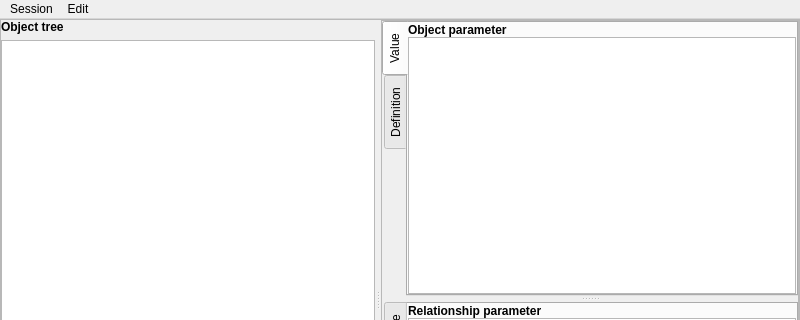
Above: spinetoolbox/ui/data_store_form.ui from spine-tools/Spine-Toolbox before the change; both pictures show x 0 to 800 and y 0 to 320 of the 800 by 600 pixel window. Below: the same form after it.
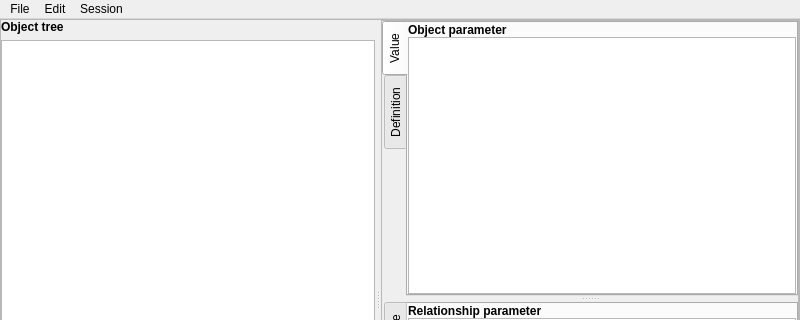
That is the form after the change. Custom widgets are drawn as their Qt base class.

Commit message: Issues #109 and #131 updated: Add import action to DataStoreForm, allows to import a datapackage.json into the DB. Also disconnect signals that automatically scroll views after insertion.

Patch:
```diff
--- a/spinetoolbox/ui/data_store_form.ui
+++ b/spinetoolbox/ui/data_store_form.ui
@@ -469,7 +469,7 @@
    <property name="nativeMenuBar">
     <bool>false</bool>
    </property>
-   <widget class="QMenu" name="menuFile">
+   <widget class="QMenu" name="menuSession">
     <property name="title">
      <string>Session</string>
     </property>
@@ -488,8 +488,18 @@
     <addaction name="actionAdd_parameters"/>
     <addaction name="actionAdd_parameter_values"/>
    </widget>
+   <widget class="QMenu" name="menuFile">
+    <property name="title">
+     <string>File</string>
+    </property>
+    <addaction name="actionImport"/>
+    <addaction name="actionExport"/>
+    <addaction name="separator"/>
+    <addaction name="actionQuit"/>
+   </widget>
    <addaction name="menuFile"/>
    <addaction name="menuEdit"/>
+   <addaction name="menuSession"/>
   </widget>
   <widget class="QStatusBar" name="statusbar"/>
   <action name="actionCommit">
```
Left out of the diff: 48 changed lines with no effect on the pictures. The commit also changes 9 other files.
